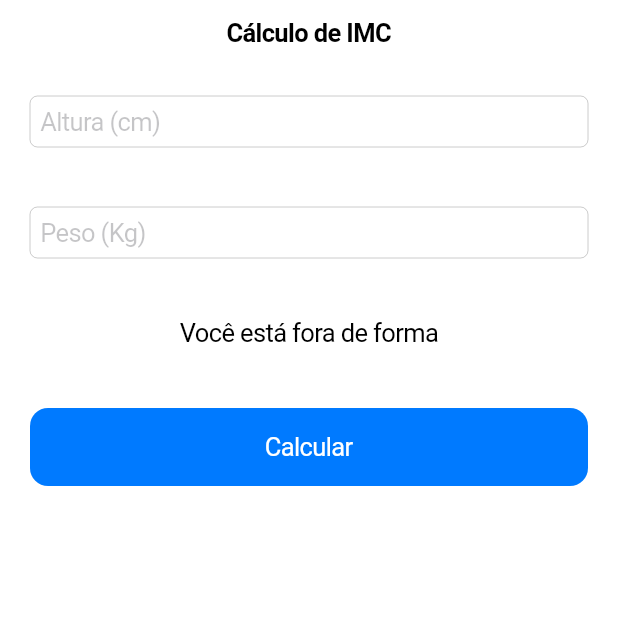
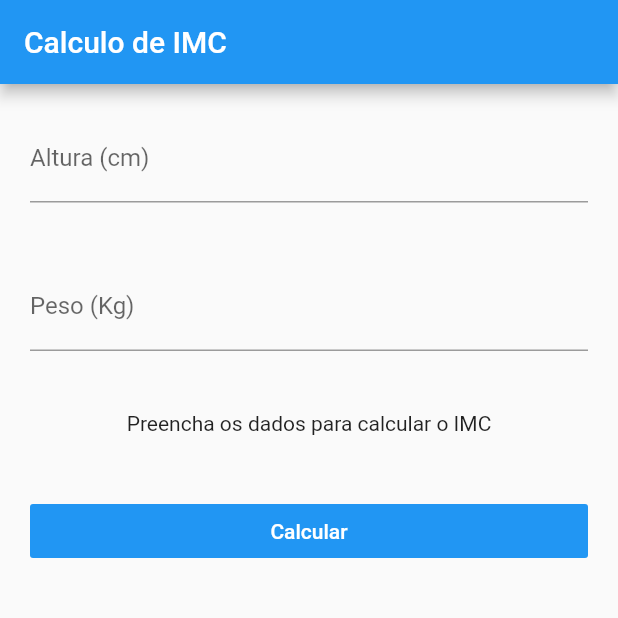
Before and after one commit to williandias360/calculadora_imc_flutter, a Flutter app: the screen it shows after launch, on a phone screen of 412 x 824 dp, the top half of it. Run offline on Flutter 3.47's test engine with Material 2 defaults, Android fonts, the phone set to English and light mode, and no system bars; our stand-ins replace flutter_masked_text.

Commit message:
Finalizando a regra de negocio do bloc. Feito chaveamento para execução automática para cada plataforma

```diff
--- a/lib/blocs/imc.bloc.dart
+++ b/lib/blocs/imc.bloc.dart
@@ -1 +1,28 @@
-class ImcBloc {}
+import 'package:flutter_masked_text/flutter_masked_text.dart';
+
+class ImcBloc {
+  var heightCtrl = new MaskedTextController(mask: "000");
+  var weightCtrl = new MaskedTextController(mask: "000");
+  var result = "Preencha os dados para calcular o IMC";
+
+  calculate() {
+    double weight = double.parse(weightCtrl.text);
+    double height = double.parse(heightCtrl.text) / 100;
+    double imc = weight / (height * height);
+
+    var imcResult = imc.toStringAsPrecision(2);
+    if (imc < 18.6) {
+      result = "Abaixo do peso ($imcResult)";
+    } else if (imc > 18.6 && imc <= 24.9) {
+      result = "Peso ideal ($imcResult)";
+    } else if (imc >= 24.9 && imc <= 29.9) {
+      result = "Levemente acima do peso ($imcResult)";
+    } else if (imc >= 29.9 && imc <= 34.9) {
+      result = "Obesidade grau I ($imcResult)";
+    } else if (imc >= 34.9 && imc <= 39.9) {
+      result = "Obesidade grau II ($imcResult)";
+    } else if (imc > 40) {
+      result = "Obesidade grau III ($imcResult)";
+    }
+  }
+}
--- a/lib/main.dart
+++ b/lib/main.dart
@@ -1,6 +1,9 @@
+import 'dart:io' show Platform;
 import 'package:flutter/material.dart';
 import 'package:imc/ui/android/material-app.dart';
 import 'package:imc/ui/ios/cupertino-app.dart';
 
+void main() =>
+    Platform.isIOS ? runApp(MyCupertinoApp()) : runApp(MyMaterialApp());
 //void main() => runApp(MyMaterialApp());
-void main() => runApp(MyCupertinoApp());
+//void main() => runApp(MyCupertinoApp());
--- a/lib/ui/android/pages/home.page.dart
+++ b/lib/ui/android/pages/home.page.dart
@@ -1,4 +1,5 @@
 import 'package:flutter/material.dart';
+import 'package:imc/blocs/imc.bloc.dart';
 
 class HomePage extends StatefulWidget {
   @override
@@ -6,6 +7,7 @@ class HomePage extends StatefulWidget {
 }
 
 class _HomePageState extends State<HomePage> {
+  var bloc = new ImcBloc();
   @override
   Widget build(BuildContext context) {
     return Scaffold(
@@ -17,28 +19,38 @@ class _HomePageState extends State<HomePage> {
           Padding(
             padding: EdgeInsets.all(20),
             child: TextFormField(
-              decoration: InputDecoration(labelText: "Altura (cm)"),
+              controller: bloc.heightCtrl,
+              decoration: InputDecoration(
+                labelText: "Altura (cm)",
+              ),
               keyboardType: TextInputType.number,
             ),
           ),
           Padding(
             padding: EdgeInsets.all(20),
             child: TextFormField(
-              decoration: InputDecoration(labelText: "Peso (Kg)"),
+              controller: bloc.weightCtrl,
+              decoration: InputDecoration(
+                labelText: "Peso (Kg)",
+              ),
               keyboardType: TextInputType.number,
             ),
           ),
           Padding(
             padding: EdgeInsets.all(20),
             child: Text(
-              "Você está fora de forma",
+              bloc.result,
               textAlign: TextAlign.center,
             ),
           ),
           Padding(
             padding: EdgeInsets.all(20),
             child: FlatButton(
-              onPressed: () {},
+              onPressed: () {
+                setState(() {
+                  bloc.calculate();
+                });
+              },
               color: Theme.of(context).primaryColor,
               child: Text(
                 "Calcular",
```
Also changed, not shown: lib/ui/ios/pages/home.page.dart (+11 -2 lines), pubspec.lock.
